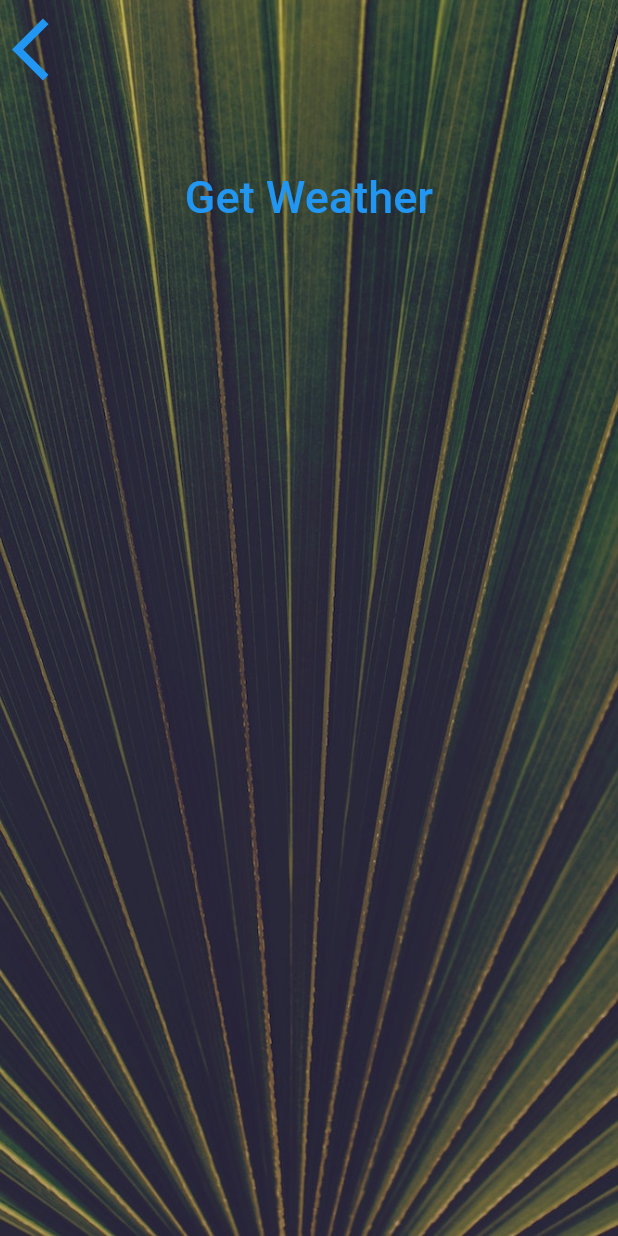
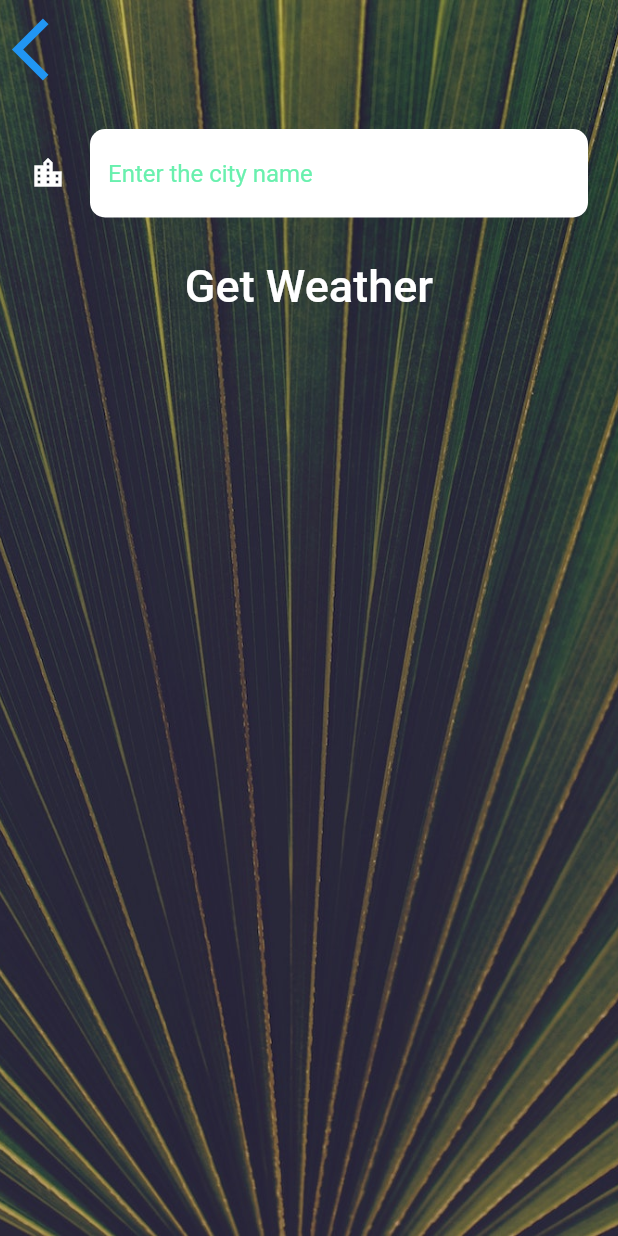
Before and after one commit to sandesh017/Weather-App, a Flutter app: the CityScreen screen opened directly, on a phone screen of 412 x 824 dp. Run offline on Flutter 3.47's test engine with Material 2 defaults, Android fonts, the phone set to English and light mode, and no system bars; our stand-ins replace flutter_spinkit, geolocator; network calls fail; Roboto replaces fonts that are missing (Spartan MB).

```diff
--- a/lib/screens/city_screen.dart
+++ b/lib/screens/city_screen.dart
@@ -7,6 +7,7 @@ class CityScreen extends StatefulWidget {
 }
 
 class _CityScreenState extends State<CityScreen> {
+  String cityName = '';
   @override
   Widget build(BuildContext context) {
     return Scaffold(
@@ -24,7 +25,9 @@ class _CityScreenState extends State<CityScreen> {
               Align(
                 alignment: Alignment.topLeft,
                 child: TextButton(
-                  onPressed: () {},
+                  onPressed: () {
+                    Navigator.pop(context);
+                  },
                   child: Icon(
                     Icons.arrow_back_ios,
                     size: 50.0,
@@ -33,10 +36,20 @@ class _CityScreenState extends State<CityScreen> {
               ),
               Container(
                 padding: EdgeInsets.all(20.0),
-                child: null,
+                child: TextField(
+                  style: TextStyle(
+                    color: Colors.black87,
+                  ),
+                  decoration: kTextFieldInputDecoration,
+                  onChanged: (value) {
+                    cityName = value;
+                  },
+                ),
               ),
               TextButton(
-                onPressed: () {},
+                onPressed: () {
+                  Navigator.pop(context, cityName);
+                },
                 child: Text(
                   'Get Weather',
                   style: kButtonTextStyle,
--- a/lib/utilities/constants.dart
+++ b/lib/utilities/constants.dart
@@ -13,8 +13,25 @@ const kMessageTextStyle = TextStyle(
 const kButtonTextStyle = TextStyle(
   fontSize: 30.0,
   fontFamily: 'Spartan MB',
+  color: Colors.white,
 );
 
 const kConditionTextStyle = TextStyle(
   fontSize: 100.0,
 );
+
+const kTextFieldInputDecoration = InputDecoration(
+  filled: true,
+  fillColor: Colors.white,
+  icon: Icon(
+    Icons.location_city,
+    color: Colors.white,
+  ),
+  hintText: 'Enter the city name',
+  hintStyle: TextStyle(
+    color: Colors.greenAccent,
+  ),
+  border: OutlineInputBorder(
+      borderRadius: BorderRadius.all(Radius.circular(10.0)),
+      borderSide: BorderSide.none),
+);
```
Also changed, not shown: lib/screens/loading_screen.dart (+4 -10 lines), lib/screens/location_screen.dart (+38 -7 lines), lib/services/location.dart (+4 -4 lines), lib/services/weather.dart (+25 -0 lines).
